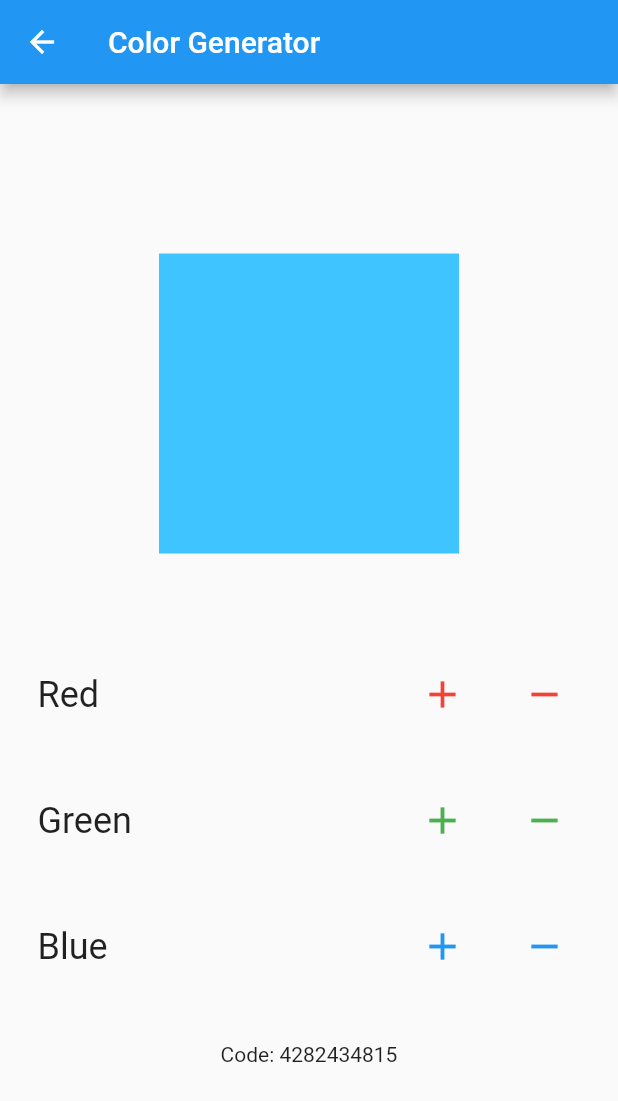
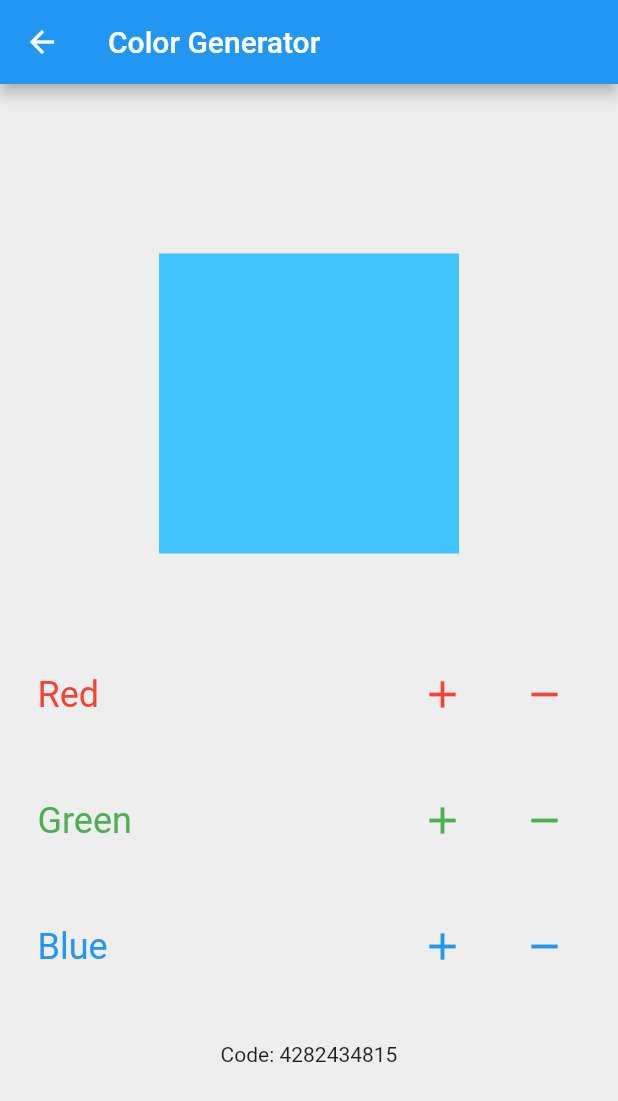
Before and after one commit to salario07/flutter_riverpod_demo, a Flutter app: the ColorGeneratorPage screen opened directly, on a phone screen of 412 x 824 dp. Shown: the top 1101 px of the screen. Run offline on Flutter 3.47's test engine with Material 2 defaults, Android fonts, the phone set to English and light mode, and no system bars; our stand-ins replace flutter_riverpod.

Commit message:
fix: Improve color_generator_page.dart UI.

```diff
--- a/lib/presentation/color_generator_page/color_generator_page.dart
+++ b/lib/presentation/color_generator_page/color_generator_page.dart
@@ -3,6 +3,7 @@ import 'package:flutter_riverpod/flutter_riverpod.dart';
 import 'package:riverpod_demo/presentation/color_generator_page/models/color_factor_model.dart';
 import 'package:riverpod_demo/presentation/color_generator_page/providers/code_generator_notifier_provider.dart';
 import 'package:riverpod_demo/presentation/color_generator_page/widgets/color_action_tile.dart';
+import 'package:riverpod_demo/presentation/core/widgets/app_scaffold.dart';
 
 class ColorGeneratorPage extends ConsumerWidget {
   const ColorGeneratorPage({Key? key}) : super(key: key);
@@ -11,11 +12,9 @@ class ColorGeneratorPage extends ConsumerWidget {
   Widget build(
     BuildContext context,
     WidgetRef ref,
-  ) {
-    return Scaffold(
-      appBar: AppBar(
-        title: const Text('Color Generator'),
-      ),
+  ) =>
+      AppScaffold(
+        title: 'Color Generator',
         body: Center(
           child: Column(
             mainAxisAlignment: MainAxisAlignment.center,
@@ -59,4 +58,3 @@ class ColorGeneratorPage extends ConsumerWidget {
         ),
       );
 }
-}
--- a/lib/presentation/color_generator_page/widgets/color_action_tile.dart
+++ b/lib/presentation/color_generator_page/widgets/color_action_tile.dart
@@ -19,7 +19,9 @@ class ColorActionsTile extends StatelessWidget {
           children: [
             Text(
               model.colorName,
-              style: Theme.of(context).textTheme.headlineSmall,
+              style: Theme.of(context).textTheme.headlineSmall?.copyWith(
+                    color: model.color,
+                  ),
             ),
             const Spacer(),
             IconButton(
```
Lines whose indentation alone changed are shown as unchanged.
